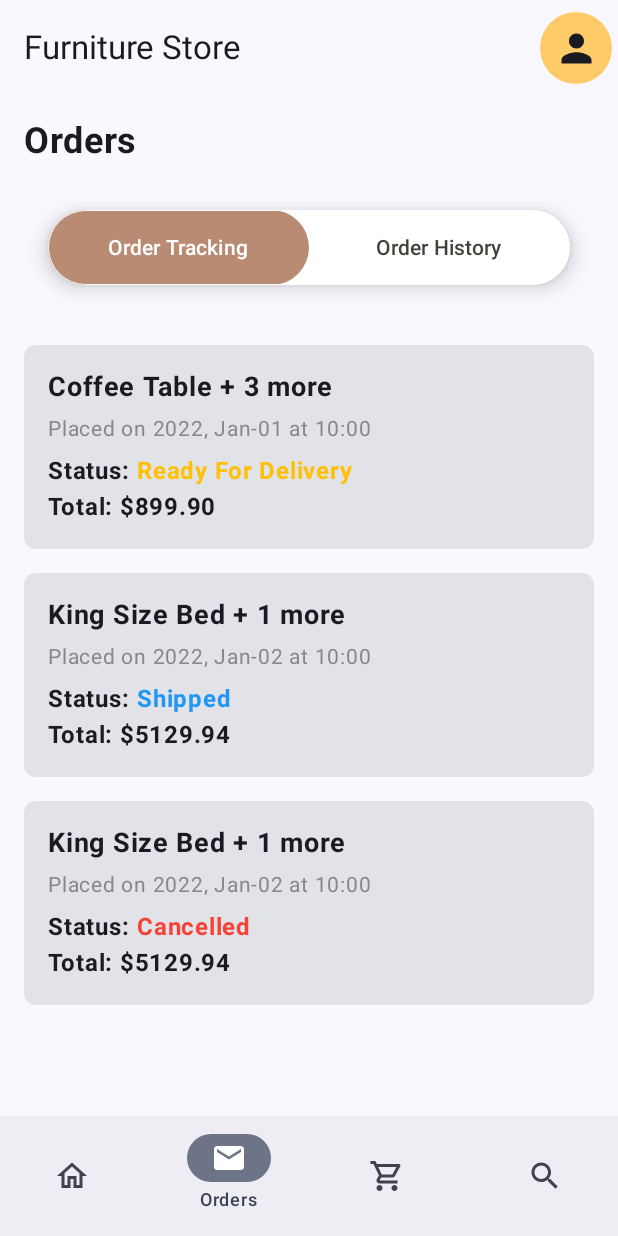
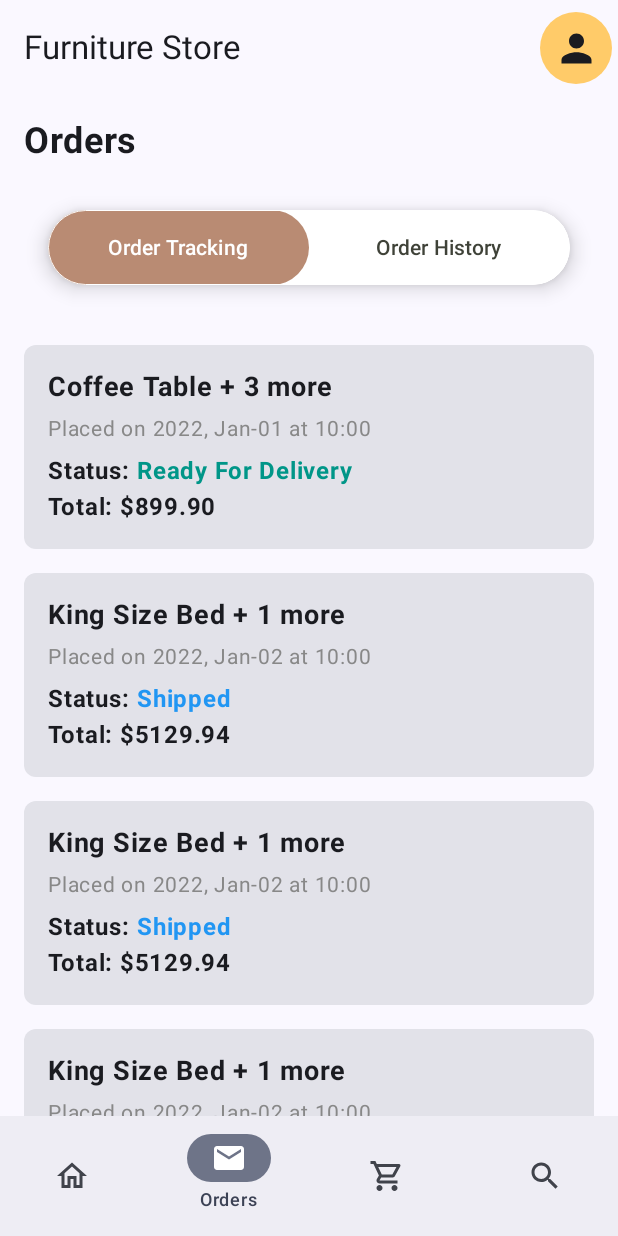
Before and after one commit to JaninduDiz/eCommerce-Android-App, an Android app built with Jetpack Compose: the screen it shows after launch (MainActivity), item 2 of the bottom bar chosen, on a phone screen of 412 x 824 dp. Run offline under Robolectric (Android 15) with nearby library versions, the phone set to English and light mode, and no system bars.

Commit message:
refactor order tabs

```diff
--- a/app/src/main/java/com/example/shoppingapp/models/Order.kt
+++ b/app/src/main/java/com/example/shoppingapp/models/Order.kt
@@ -129,7 +129,7 @@ val sampleOrders = listOf(
         createdAt = LocalDateTime.of(2022, 1, 2, 10, 0)
     ),
     Order(
-        id = "order_1727715349667",
+        id = "order_1727373349667",
         customerId = "customer_456",
         items = listOf(
             OrderItem(
@@ -165,5 +165,195 @@ val sampleOrders = listOf(
         cancellationReason = null,
         note = "Deliver to the second floor.",
         createdAt = LocalDateTime.of(2022, 1, 2, 10, 0)
-    )
+    ),
+    Order(
+        id = "order_17277134679667",
+        customerId = "customer_456",
+        items = listOf(
+            OrderItem(
+                product = Product(
+                    productId = "20",
+                    name = "King Size Bed",
+                    category = Category(categoryId = "4", name = "Bedroom Furniture"),
+                    vendorId = "vendor3",
+                    isActive = true,
+                    price = 999.99,
+                    description = "King size bed with upholstered headboard and wooden frame.",
+                    stock = 4
+                ),
+                quantity = 5,
+                isDelivered = true
+            ),
+            OrderItem(
+                product = Product(
+                    productId = "21",
+                    name = "Nightstand",
+                    category = Category(categoryId = "4", name = "Bedroom Furniture"),
+                    vendorId = "vendor3",
+                    isActive = true,
+                    price = 129.99,
+                    description = "Modern nightstand with drawer and open shelf.",
+                    stock = 10
+                ),
+                quantity = 1,
+                isDelivered = true
+            )
+        ),
+        status = 2,
+        cancellationReason = null,
+        note = "Deliver to the second floor.",
+        createdAt = LocalDateTime.of(2022, 1, 2, 10, 0)
+    ),
+    Order(
+        id = "order_17273467217",
+        customerId = "customer_456",
+        items = listOf(
+            OrderItem(
+                product = Product(
+                    productId = "20",
+                    name = "King Size Bed",
+                    category = Category(categoryId = "4", name = "Bedroom Furniture"),
+                    vendorId = "vendor3",
+                    isActive = true,
+                    price = 999.99,
+                    description = "King size bed with upholstered headboard and wooden frame.",
+                    stock = 4
+                ),
+                quantity = 5,
+                isDelivered = true
+            ),
+            OrderItem(
+                product = Product(
+                    productId = "21",
+                    name = "Nightstand",
+                    category = Category(categoryId = "4", name = "Bedroom Furniture"),
+                    vendorId = "vendor3",
+                    isActive = true,
+                    price = 129.99,
+                    description = "Modern nightstand with drawer and open shelf.",
+                    stock = 10
+                ),
+                quantity = 1,
+                isDelivered = true
+            )
+        ),
+        status = 1,
+        cancellationReason = null,
+        note = "Deliver to the second floor.",
+        createdAt = LocalDateTime.of(2022, 1, 2, 10, 0)
+    ),
+    Order(
+        id = "order_17277375367",
+        customerId = "customer_456",
+        items = listOf(
+            OrderItem(
+                product = Product(
+                    productId = "20",
+                    name = "King Size Bed",
+                    category = Category(categoryId = "4", name = "Bedroom Furniture"),
+                    vendorId = "vendor3",
+                    isActive = true,
+                    price = 999.99,
+                    description = "King size bed with upholstered headboard and wooden frame.",
+                    stock = 4
+                ),
+                quantity = 5,
+                isDelivered = true
+            ),
+            OrderItem(
+                product = Product(
+                    productId = "21",
+                    name = "Nightstand",
+                    category = Category(categoryId = "4", name = "Bedroom Furniture"),
+                    vendorId = "vendor3",
+                    isActive = true,
+                    price = 129.99,
+                    description = "Modern nightstand with drawer and open shelf.",
+                    stock = 10
+                ),
+                quantity = 1,
+                isDelivered = true
+            )
+        ),
+        status = 0,
+        cancellationReason = null,
+        note = "Deliver to the second floor.",
+        createdAt = LocalDateTime.of(2022, 1, 2, 10, 0)
+    ),
+    Order(
+        id = "order_17277124525667",
+        customerId = "customer_456",
+        items = listOf(
+            OrderItem(
+                product = Product(
+                    productId = "20",
+                    name = "King Size Bed",
+                    category = Category(categoryId = "4", name = "Bedroom Furniture"),
+                    vendorId = "vendor3",
+                    isActive = true,
+                    price = 999.99,
+                    description = "King size bed with upholstered headboard and wooden frame.",
+                    stock = 4
+                ),
+                quantity = 5,
+                isDelivered = true
+            ),
+            OrderItem(
+                product = Product(
+                    productId = "21",
+                    name = "Nightstand",
+                    category = Category(categoryId = "4", name = "Bedroom Furniture"),
+                    vendorId = "vendor3",
+                    isActive = true,
+                    price = 129.99,
+                    description = "Modern nightstand with drawer and open shelf.",
+                    stock = 10
+                ),
+                quantity = 1,
+                isDelivered = true
+            )
+        ),
+        status = 4,
+        cancellationReason = null,
+        note = "Deliver to the second floor.",
+        createdAt = LocalDateTime.of(2022, 1, 2, 10, 0)
+    ),
+    Order(
+        id = "order_17277154567",
+        customerId = "customer_456",
+        items = listOf(
+            OrderItem(
+                product = Product(
+                    productId = "20",
+                    name = "King Size Bed",
+                    category = Category(categoryId = "4", name = "Bedroom Furniture"),
+                    vendorId = "vendor3",
+                    isActive = true,
+                    price = 999.99,
+                    description = "King size bed with upholstered headboard and wooden frame.",
+                    stock = 4
+                ),
+                quantity = 5,
+                isDelivered = true
+            ),
+            OrderItem(
+                product = Product(
+                    productId = "21",
+                    name = "Nightstand",
+                    category = Category(categoryId = "4", name = "Bedroom Furniture"),
+                    vendorId = "vendor3",
+                    isActive = true,
+                    price = 129.99,
+                    description = "Modern nightstand with drawer and open shelf.",
+                    stock = 10
+                ),
+                quantity = 1,
+                isDelivered = true
+            )
+        ),
+        status = 3,
+        cancellationReason = null,
+        note = "Deliver to the second floor.",
+        createdAt = LocalDateTime.of(2022, 1, 2, 10, 0)
+    ),
 )
--- a/app/src/main/java/com/example/shoppingapp/views/OrderDetailsScreen.kt
+++ b/app/src/main/java/com/example/shoppingapp/views/OrderDetailsScreen.kt
@@ -132,11 +132,12 @@ fun OrderDetailsScreen(navController: NavController, orderId: String, orderState
     }
 }
 
+//get the order status text and color
 @Composable
 fun orderStatusText(status: Int): Pair<String, Color> {
     return when (status) {
         0 -> "Processing" to Color(0xFF4CAF50) // Green
-        1 -> "Ready For Delivery" to Color(0xFFFFC107) // Amber
+        1 -> "Ready For Delivery" to Color(0xFF009688) // Amber
         2 -> "Shipped" to Color(0xFF2196F3) // Blue
         3 -> "Delivered" to Color(0xFF8BC34A) // Light Green
         4 -> "Cancelled" to Color(0xFFF44336) // Red
--- a/app/src/main/java/com/example/shoppingapp/views/components/OrderHistoryComponent.kt
+++ b/app/src/main/java/com/example/shoppingapp/views/components/OrderHistoryComponent.kt
@@ -2,7 +2,6 @@ package com.example.shoppingapp.views.components
 
 import android.os.Build
 import androidx.annotation.RequiresApi
-import androidx.compose.foundation.layout.Column
 import androidx.compose.runtime.Composable
 import androidx.compose.ui.tooling.preview.Preview
 import androidx.navigation.NavController
@@ -15,12 +14,9 @@ import com.example.shoppingapp.ui.theme.ShoppingAppTheme
 fun OrderHistoryComponent(navController: NavController) {
     val orders = sampleOrders.filter { it.status == 3 || it.status == 4 }
 
-    Column {
-        for (order in orders) {
-            OrderSummaryCard(order = order, navController = navController)
-        }
+    for (order in orders) {
+        OrderSummaryCard(order = order, navController = navController)
     }
-
 }
 
 @RequiresApi(Build.VERSION_CODES.O)
--- a/app/src/main/java/com/example/shoppingapp/views/components/OrderSummaryCard.kt
+++ b/app/src/main/java/com/example/shoppingapp/views/components/OrderSummaryCard.kt
@@ -78,7 +78,7 @@ fun OrderSummaryCard(
                 color = Color.Gray,
                 modifier = Modifier.padding(bottom = 4.dp)
             )
-            // Get the status text and color from the orderStatusText function
+
             val (statusText, statusColor) = orderStatusText(order.status)
             Row(
                 modifier = Modifier.fillMaxWidth(),
--- a/app/src/main/java/com/example/shoppingapp/views/components/OrderTrackingComponent.kt
+++ b/app/src/main/java/com/example/shoppingapp/views/components/OrderTrackingComponent.kt
@@ -2,7 +2,6 @@ package com.example.shoppingapp.views.components
 
 import android.os.Build
 import androidx.annotation.RequiresApi
-import androidx.compose.foundation.layout.Column
 import androidx.compose.runtime.Composable
 import androidx.compose.ui.tooling.preview.Preview
 import androidx.navigation.NavController
@@ -13,14 +12,11 @@ import com.example.shoppingapp.ui.theme.ShoppingAppTheme
 @RequiresApi(Build.VERSION_CODES.O)
 @Composable
 fun OrderTrackingComponent(navController: NavController) {
-    val orders = sampleOrders
+    val orders = sampleOrders.filter { it.status == 0 || it.status == 1 || it.status == 2 }
 
-    Column {
-        for (order in orders) {
-            OrderSummaryCard(order = order, navController = navController)
-        }
+    for (order in orders) {
+        OrderSummaryCard(order = order, navController = navController)
     }
-
 }
 
 @RequiresApi(Build.VERSION_CODES.O)
--- a/app/src/main/java/com/example/shoppingapp/views/tabViews/HomeScreen.kt
+++ b/app/src/main/java/com/example/shoppingapp/views/tabViews/HomeScreen.kt
@@ -1,5 +1,7 @@
 package com.example.shoppingapp.views.tabViews
 
+import android.os.Build
+import androidx.annotation.RequiresApi
 import androidx.compose.foundation.Image
 import androidx.compose.foundation.background
 import androidx.compose.foundation.layout.*
@@ -65,6 +67,7 @@ val categoryColors = mapOf(
     gamingFurnitureCategory to Color(0xFF6B705C)
 )
 
+@RequiresApi(Build.VERSION_CODES.O)
 @OptIn(ExperimentalMaterial3Api::class)
 @Composable
 fun HomeScreen(navController: NavController, cartState: CartState, orderState: OrderState) {
```
